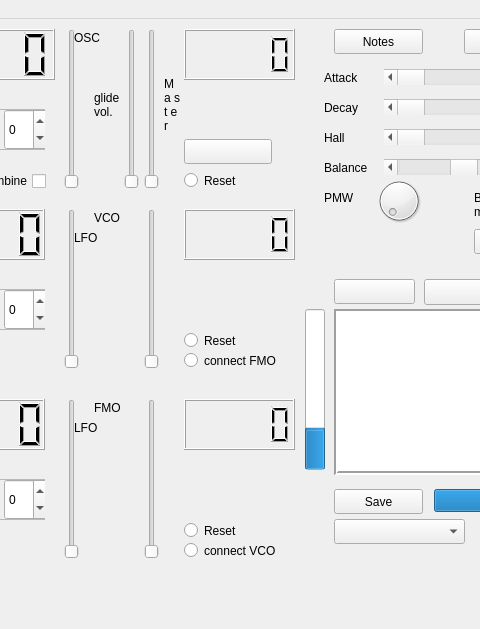
uglasmeyer/ocean, file OceanGUI/mainwindow.ui: the form before one commit; both pictures show x 146 to 626 and y 0 to 629 of the 1207 by 629 pixel window.
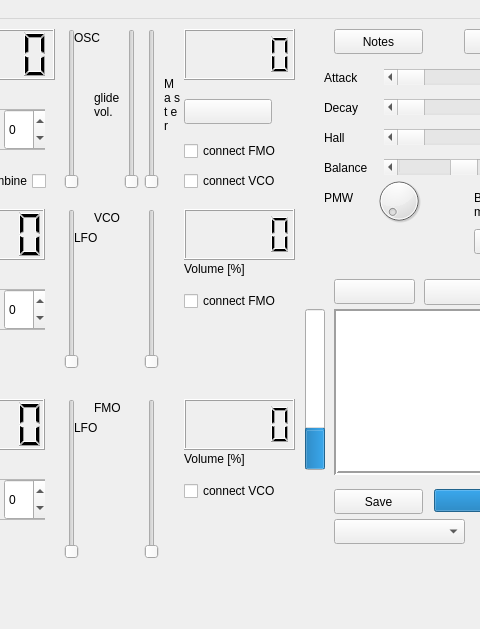
The form after the commit.

```diff
--- a/OceanGUI/mainwindow.ui
+++ b/OceanGUI/mainwindow.ui
@@ -713,45 +713,6 @@
      <string>Frequency [Hz]</string>
     </property>
    </widget>
-   <widget class="QRadioButton" name="rb_reset">
-    <property name="geometry">
-     <rect>
-      <x>330</x>
-      <y>150</y>
-      <width>112</width>
-      <height>23</height>
-     </rect>
-    </property>
-    <property name="text">
-     <string>Reset</string>
-    </property>
-   </widget>
-   <widget class="QRadioButton" name="radioButton_2">
-    <property name="geometry">
-     <rect>
-      <x>330</x>
-      <y>310</y>
-      <width>112</width>
-      <height>23</height>
-     </rect>
-    </property>
-    <property name="text">
-     <string>Reset</string>
-    </property>
-   </widget>
-   <widget class="QRadioButton" name="radioButton_3">
-    <property name="geometry">
-     <rect>
-      <x>330</x>
-      <y>500</y>
-      <width>113</width>
-      <height>23</height>
-     </rect>
-    </property>
-    <property name="text">
-     <string>Reset</string>
-    </property>
-   </widget>
    <widget class="QFrame" name="frame">
     <property name="geometry">
      <rect>
@@ -1198,32 +1159,6 @@
      <string>Notes</string>
     </property>
    </widget>
-   <widget class="QRadioButton" name="radioButton_4">
-    <property name="geometry">
-     <rect>
-      <x>330</x>
-      <y>330</y>
-      <width>112</width>
-      <height>23</height>
-     </rect>
-    </property>
-    <property name="text">
-     <string>connect FMO</string>
-    </property>
-   </widget>
-   <widget class="QRadioButton" name="radioButton_5">
-    <property name="geometry">
-     <rect>
-      <x>330</x>
-      <y>520</y>
-      <width>113</width>
-      <height>23</height>
-     </rect>
-    </property>
-    <property name="text">
-     <string>connect VCO</string>
-    </property>
-   </widget>
    <widget class="QPushButton" name="pBtoggleRecord">
     <property name="geometry">
      <rect>
@@ -1678,7 +1613,7 @@
     <property name="geometry">
      <rect>
       <x>330</x>
-      <y>120</y>
+      <y>80</y>
       <width>88</width>
       <height>25</height>
      </rect>
@@ -2059,6 +1994,84 @@
      <string>Balance</string>
     </property>
    </widget>
+   <widget class="QCheckBox" name="cb_connect_vco">
+    <property name="geometry">
+     <rect>
+      <x>330</x>
+      <y>460</y>
+      <width>111</width>
+      <height>24</height>
+     </rect>
+    </property>
+    <property name="text">
+     <string>connect VCO</string>
+    </property>
+   </widget>
+   <widget class="QCheckBox" name="cb_connect_fmo">
+    <property name="geometry">
+     <rect>
+      <x>330</x>
+      <y>270</y>
+      <width>111</width>
+      <height>24</height>
+     </rect>
+    </property>
+    <property name="text">
+     <string>connect FMO</string>
+    </property>
+   </widget>
+   <widget class="QCheckBox" name="cb_connect_oscv">
+    <property name="geometry">
+     <rect>
+      <x>330</x>
+      <y>150</y>
+      <width>111</width>
+      <height>24</height>
+     </rect>
+    </property>
+    <property name="text">
+     <string>connect VCO</string>
+    </property>
+   </widget>
+   <widget class="QCheckBox" name="cb_connect_oscf">
+    <property name="geometry">
+     <rect>
+      <x>330</x>
+      <y>120</y>
+      <width>111</width>
+      <height>24</height>
+     </rect>
+    </property>
+    <property name="text">
+     <string>connect FMO</string>
+    </property>
+   </widget>
+   <widget class="QLabel" name="label_15">
+    <property name="geometry">
+     <rect>
+      <x>330</x>
+      <y>240</y>
+      <width>111</width>
+      <height>20</height>
+     </rect>
+    </property>
+    <property name="text">
+     <string>Volume [%]</string>
+    </property>
+   </widget>
+   <widget class="QLabel" name="label_16">
+    <property name="geometry">
+     <rect>
+      <x>330</x>
+      <y>430</y>
+      <width>111</width>
+      <height>20</height>
+     </rect>
+    </property>
+    <property name="text">
+     <string>Volume [%]</string>
+    </property>
+   </widget>
   </widget>
   <widget class="QMenuBar" name="menubar">
    <property name="geometry">
```
Left out of the diff: 147 changed lines with no effect on the pictures.
